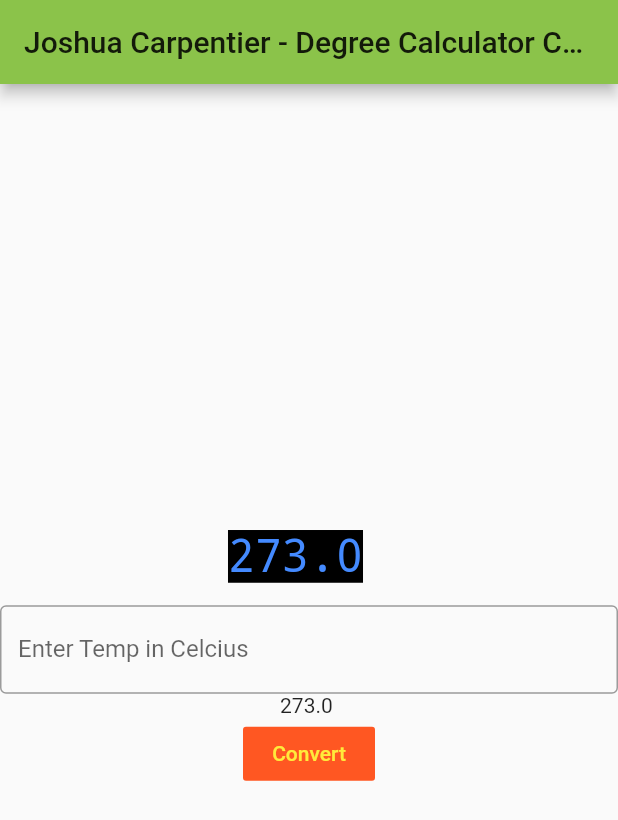
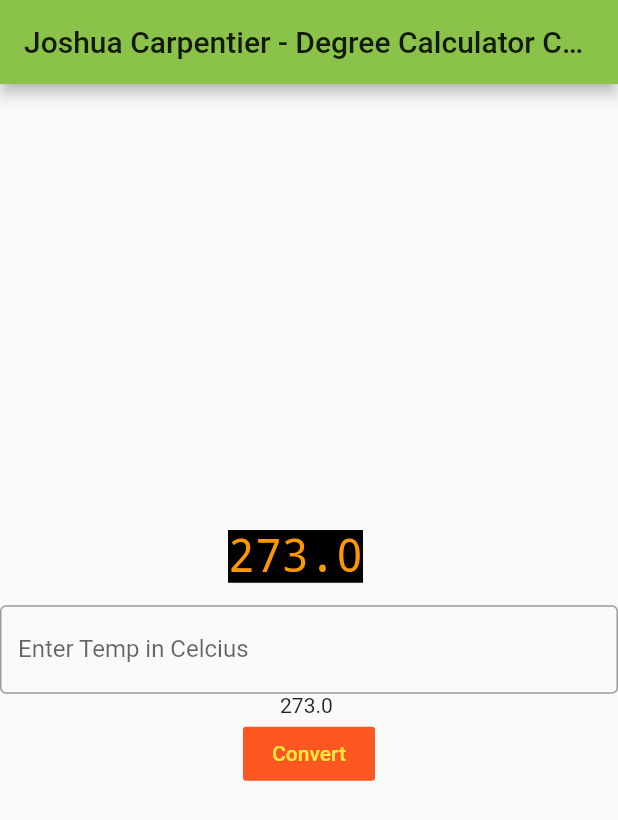
Before and after one commit to jacgit18/ios_calculator, a Flutter app: the screen it shows after launch, after a tap on "Convert", on a phone screen of 412 x 824 dp. Shown: the top 820 px of the screen. Run offline on Flutter 3.47's test engine with Material 2 defaults, Android fonts, the phone set to English and light mode, and no system bars.

Commit message:
added color change

```diff
--- a/lib/main.dart
+++ b/lib/main.dart
@@ -46,11 +46,13 @@ class _MyHomePageState extends State<MyHomePage> {
   double input = 0 ;
   int K =0,  C = 0,n1 = 0, n2 = 0;
   String t1, t2;
+  Color a;
   Convert calc = Convert(Celcius: 33, output: "test");//
 
   void _incrementCounter() {
     setState(() {
       output = calc.doit(input);
+      a = calc.clr(input);
       _counter++;
 
     });
@@ -73,7 +75,7 @@ class _MyHomePageState extends State<MyHomePage> {
             Text(output,
             style: TextStyle(fontFamily: 'Courier',
             backgroundColor: Colors.black,
-            color: Colors.blueAccent,
+            color: a,
             fontSize: 30,
               ),
             ),
@@ -104,7 +106,7 @@ class _MyHomePageState extends State<MyHomePage> {
 class Convert{
   double Celcius;
   String result, output, cuny = '' ;
-
+  Color a = Colors.orange;
   Convert({this.Celcius, this.output});
 
   String doit(Celcius) {
@@ -113,12 +115,16 @@ class Convert{
     else if (Celcius <= 18.0 && Celcius > 0) cuny = 'Cold';
     else if (Celcius <= -20.0) cuny = 'Extreme Cold';
 
-
-
-
     return (273 + (Celcius)).toString() + " " + cuny;
   }
 
 
+  Color clr(Celcius) {
+    if (Celcius >= 30.0 ) a = Colors.red;
+    else if (Celcius <= 30.0 && Celcius > 18.0)  a = Colors.orange;
+    else if (Celcius <= 18.0 && Celcius > 0)  a = Colors.green;
+    else if (Celcius <= -20.0)  a = Colors.blue;
 
+    return a;
+  }
 }
```
